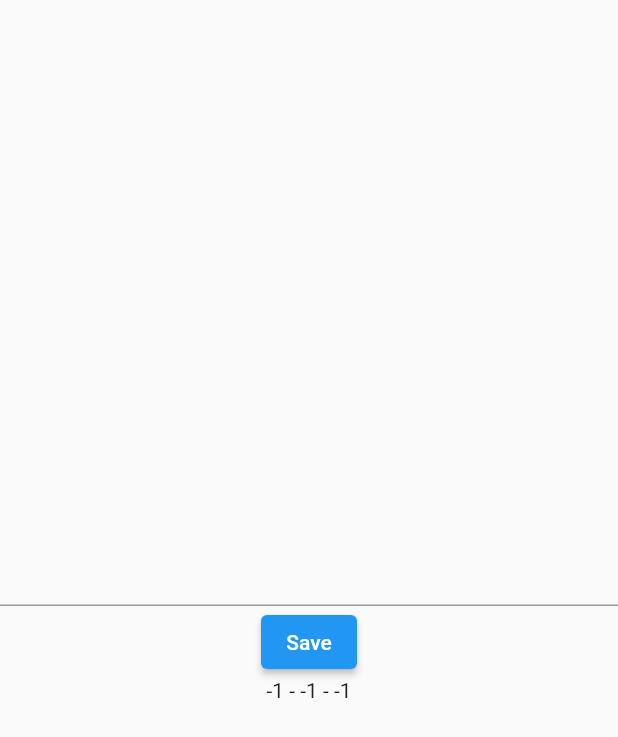
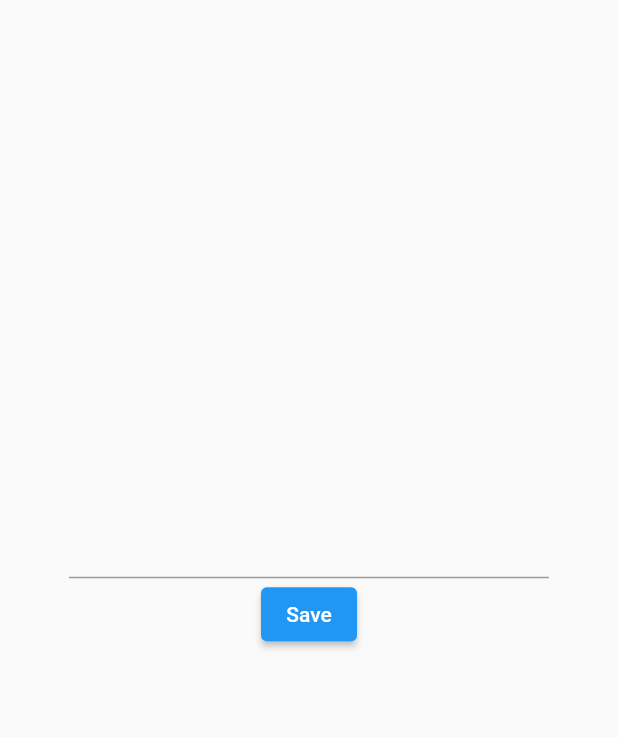
Before and after one commit to RockyIsHere/bodmas, a Flutter app: the screen it shows after launch, on a phone screen of 412 x 824 dp. Shown: the top 737 px of the screen. Run offline on Flutter 3.47's test engine with Material 2 defaults, Android fonts, the phone set to English and light mode, and no system bars; our stand-ins replace get.

Commit message:
'LohithUseThisCommit'

```diff
--- a/lib/screens/game_screen.dart
+++ b/lib/screens/game_screen.dart
@@ -10,20 +10,34 @@ class GameScreen extends StatelessWidget {
   @override
   Widget build(BuildContext context) {
     return Scaffold(
-      body: Column(
+      body: Padding(
+        padding: const EdgeInsets.symmetric(horizontal: 18.0),
+        child: Column(
           mainAxisAlignment: MainAxisAlignment.center,
           children: [
-          TextField(
+            Padding(
+              padding: const EdgeInsets.symmetric(horizontal: 28.0),
+              child: TextField(
                 controller: _controller,
+              ),
             ),
             ElevatedButton(
                 onPressed: () {
                   gameController.generateEquation(givenNum: _controller.text);
                 },
                 child: const Text('Save')),
-          Text(
-              '${gameController.n1} ${gameController.b1} ${gameController.n2} ${gameController.b2} ${gameController.n3}')
+            const SizedBox(
+              height: 30,
+            ),
+            Obx(
+              () => Text(
+                gameController.getEqution.value,
+                style:
+                    const TextStyle(fontWeight: FontWeight.bold, fontSize: 20),
+              ),
+            )
           ],
+        ),
       ),
     );
   }
```
Also changed, not shown: lib/controller/game_controller.dart (+22 -18 lines). Lines whose indentation alone changed are shown as unchanged.
